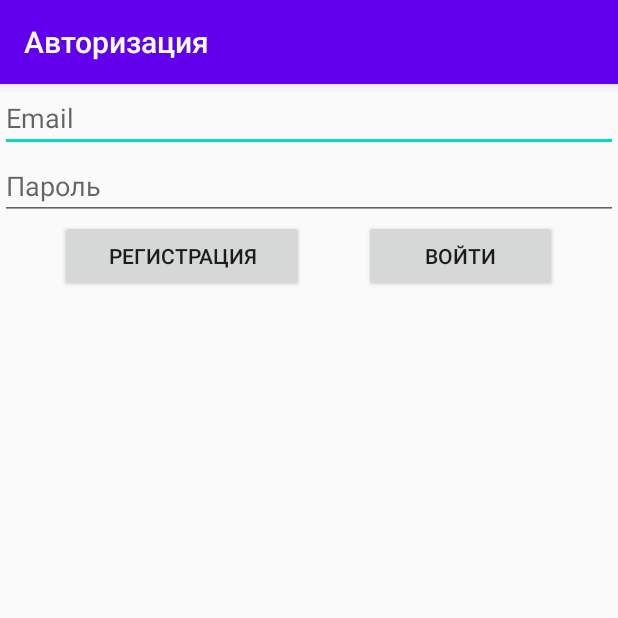
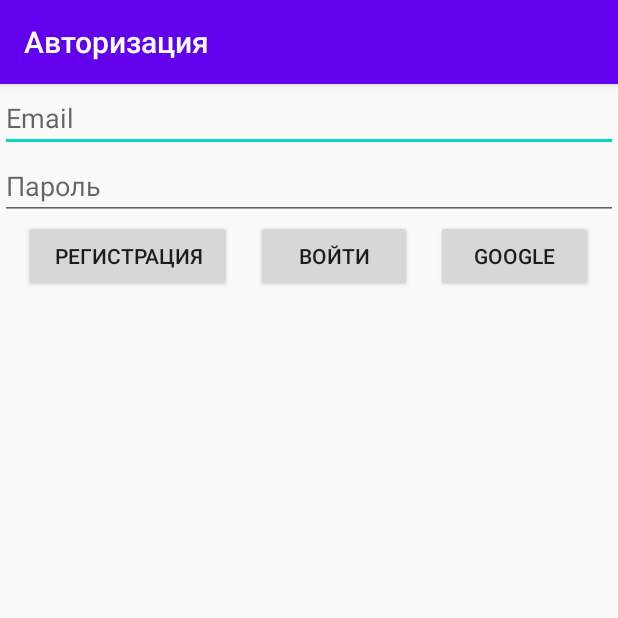
Before and after one commit to HoraryZero/RegistrationFirebase, an Android app: the screen it shows after launch (MainActivity before the commit, ProfileActivity after it), on a phone screen of 412 x 824 dp, the top half of it. Run offline under Robolectric (Android 15) with nearby library versions, the phone set to English and light mode, and no system bars; our stand-ins replace Firebase (no records; nobody signed in at launch, a user with empty details on screens opened directly).

Commit message:
Added Google authorization, state saving added

```diff
--- a/app/build.gradle
+++ b/app/build.gradle
@@ -33,8 +33,11 @@ dependencies {
     implementation 'androidx.appcompat:appcompat:1.1.0'
     implementation 'androidx.core:core-ktx:1.2.0'
     implementation 'androidx.constraintlayout:constraintlayout:1.1.3'
+    // Firebase
     implementation 'com.google.firebase:firebase-analytics:17.4.1'
     implementation 'com.google.firebase:firebase-auth:19.3.1'
+    implementation 'com.google.android.gms:play-services-auth:18.0.0'
+    //
     testImplementation 'junit:junit:4.12'
     androidTestImplementation 'androidx.test.ext:junit:1.1.1'
     androidTestImplementation 'androidx.test.espresso:espresso-core:3.2.0'
--- a/app/src/main/AndroidManifest.xml
+++ b/app/src/main/AndroidManifest.xml
@@ -10,7 +10,7 @@
         android:supportsRtl="true"
         android:theme="@style/AppTheme">
         <activity android:name=".HomeProfileActivity"></activity>
-        <activity android:name=".MainActivity">
+        <activity android:name=".ProfileActivity">
             <intent-filter>
                 <action android:name="android.intent.action.MAIN" />
 
--- a/app/src/main/java/com/example/reg/MainActivity.kt
+++ b/app/src/main/java/com/example/reg/ProfileActivity.kt
@@ -1,20 +1,48 @@
 package com.example.reg
 
+import android.content.Context
 import android.content.Intent
 import androidx.appcompat.app.AppCompatActivity
 import android.os.Bundle
+import android.view.View
 import androidx.appcompat.app.AlertDialog
+import com.google.android.gms.auth.api.signin.GoogleSignIn
+import com.google.android.gms.auth.api.signin.GoogleSignInOptions
+import com.google.android.gms.common.api.ApiException
 import com.google.firebase.auth.FirebaseAuth
+import com.google.firebase.auth.GoogleAuthProvider
 
 import kotlinx.android.synthetic.main.activity_profile.*
 
-class MainActivity : AppCompatActivity() {
+class ProfileActivity : AppCompatActivity() {
+
+    private val GOOGLE_SIGN_IN = 100
 
     override fun onCreate(savedInstanceState: Bundle?) {
         super.onCreate(savedInstanceState)
         setContentView(R.layout.activity_profile)
 
         setup()
+        session()
+    }
+
+    override fun onStart() {
+        super.onStart()
+
+        authLayout.visibility = View.VISIBLE
+    }
+
+    private fun session() {
+
+        // Проверка авторизации
+        val prefs = getSharedPreferences(getString(R.string.prefs_file), Context.MODE_PRIVATE)
+        val email = prefs.getString("email", null)
+        val provider = prefs.getString("provider", null)
+
+        if (email != null && provider != null) {
+            authLayout.visibility = View.INVISIBLE
+            showHomeProfile(email, HomeProfileActivity.ProviderType.valueOf(provider))
+        }
     }
 
     private fun setup() {
@@ -34,11 +62,10 @@ class MainActivity : AppCompatActivity() {
                             showAlert()
                         }
                     }
-
             }
         }
 
-        // Вход
+        // Вход Email
         logInButton.setOnClickListener {
             if (emailEditText.text.isNotEmpty() && passwordEditText.text.isNotEmpty()) {
 
@@ -53,6 +80,21 @@ class MainActivity : AppCompatActivity() {
                     }
             }
         }
+
+        // Вход Google
+        googleButton.setOnClickListener {
+
+            // Config
+            val googleConf = GoogleSignInOptions.Builder(GoogleSignInOptions.DEFAULT_SIGN_IN)
+                .requestIdToken(getString(R.string.default_web_client_id))
+                .requestEmail()
+                .build()
+
+            val googleClient = GoogleSignIn.getClient(this, googleConf)
+            googleClient.signOut()
+
+            startActivityForResult(googleClient.signInIntent, GOOGLE_SIGN_IN)
+        }
     }
 
     // Открытие профиля после авторизации
@@ -65,7 +107,6 @@ class MainActivity : AppCompatActivity() {
         startActivity(homeIntent)
     }
 
-
     // Предупреждение
     private fun showAlert() {
 
@@ -76,4 +117,32 @@ class MainActivity : AppCompatActivity() {
         val dialog: AlertDialog = builder.create()
         dialog.show()
     }
+
+    override fun onActivityResult(requestCode: Int, resultCode: Int, data: Intent?) {
+        super.onActivityResult(requestCode, resultCode, data)
+
+        if (requestCode == GOOGLE_SIGN_IN) {
+
+            val task = GoogleSignIn.getSignedInAccountFromIntent(data)
+
+            try {
+
+                val account = task.getResult(ApiException::class.java)
+
+                if (account != null) {
+
+                    val credential = GoogleAuthProvider.getCredential(account.idToken, null)
+                    FirebaseAuth.getInstance().signInWithCredential(credential).addOnCompleteListener {
+                        if (it.isSuccessful) {
+                            showHomeProfile(account.email ?: "", HomeProfileActivity.ProviderType.GOOGLE)
+                        } else {
+                            showAlert()
+                        }
+                    }
+                }
+            } catch (e: ApiException) {
+                showAlert()
+            }
+        }
+    }
 }
--- a/app/src/main/res/layout/activity_profile.xml
+++ b/app/src/main/res/layout/activity_profile.xml
@@ -5,9 +5,10 @@
     xmlns:tools="http://schemas.android.com/tools"
     android:layout_width="match_parent"
     android:layout_height="match_parent"
-    tools:context=".MainActivity">
+    tools:context=".ProfileActivity">
 
     <LinearLayout
+        android:id="@+id/authLayout"
         android:layout_width="match_parent"
         android:layout_height="match_parent"
         android:orientation="vertical">
@@ -69,6 +70,18 @@
                 android:layout_width="wrap_content"
                 android:layout_height="wrap_content"
                 android:layout_weight="1" />
+
+            <Button
+                android:id="@+id/googleButton"
+                android:layout_width="wrap_content"
+                android:layout_height="wrap_content"
+                android:layout_weight="1"
+                android:text="Google" />
+
+            <Space
+                android:layout_width="wrap_content"
+                android:layout_height="wrap_content"
+                android:layout_weight="1" />
         </LinearLayout>
     </LinearLayout>
 </androidx.constraintlayout.widget.ConstraintLayout>
--- a/app/src/main/res/values/strings.xml
+++ b/app/src/main/res/values/strings.xml
@@ -1,3 +1,4 @@
 <resources>
     <string name="app_name">Reg</string>
+    <string name="prefs_file">com.example.reg.PREFERENCE_FILE_KEY</string>
 </resources>
```
Also changed, not shown: app/src/main/java/com/example/reg/HomeProfileActivity.kt (+16 -2 lines).
